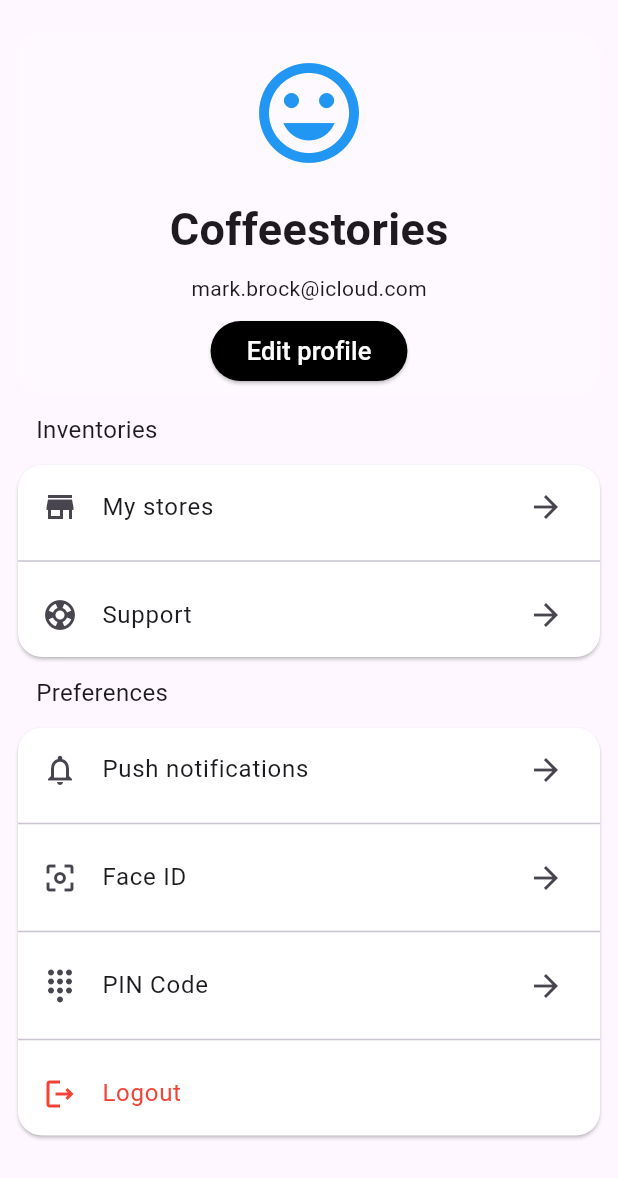
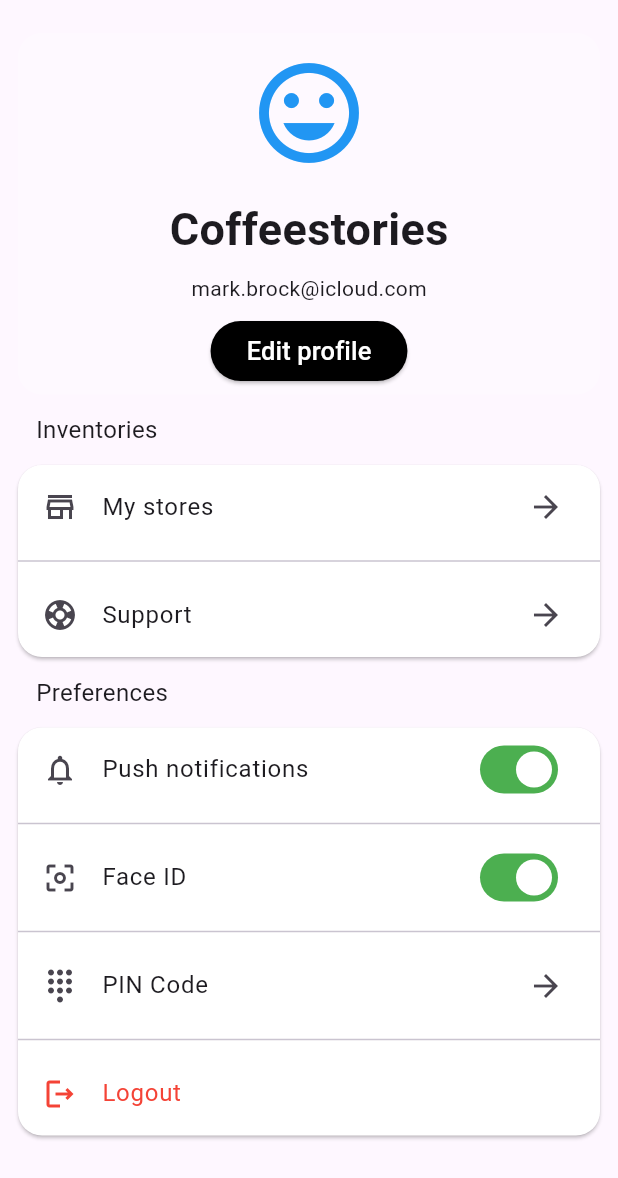
Before and after one commit to EddyArgueta/Tarea2.1, a Flutter app: the screen it shows after launch, on a phone screen of 412 x 824 dp. Shown: the top 1178 px of the screen. Run offline on Flutter 3.47's test engine with Material 3 defaults, Android fonts, the phone set to English and light mode, and no system bars.

Commit message:
Implementacion del Switch

```diff
--- a/lib/src/inventories.dart
+++ b/lib/src/inventories.dart
@@ -29,13 +29,13 @@ class Inventories extends StatelessWidget {
             crossAxisAlignment: CrossAxisAlignment.start,
             children: [
               CustomListTile(
-                icon: Icons.store,
+                icon: Icons.store_mall_directory_outlined,
                 title: 'My stores',
                 trailing: Icons.arrow_forward,
               ),
               Divider(),
               CustomListTile(
-                icon: Icons.support,
+                icon: Icons.support_outlined,
                 title: 'Support',
                 trailing: Icons.arrow_forward,
               ),
--- a/lib/src/preferences.dart
+++ b/lib/src/preferences.dart
@@ -1,5 +1,6 @@
 import 'package:flutter/material.dart';
 import 'package:screendesign/widgets/custom_icon_button.dart';
+import 'package:screendesign/widgets/switch_button.dart';
 
 class Preferences extends StatelessWidget {
   const Preferences({super.key});
@@ -28,16 +29,14 @@ class Preferences extends StatelessWidget {
           child: const Column(
             crossAxisAlignment: CrossAxisAlignment.start,
             children: [
-              CustomListTile(
+              CustomListTile2(
                 icon: Icons.notifications_none_outlined,
                 title: 'Push notifications',
-                trailing: Icons.arrow_forward,
               ),
               Divider(),
-              CustomListTile(
+              CustomListTile2(
                 icon: Icons.center_focus_weak_outlined,
                 title: 'Face ID',
-                trailing: Icons.arrow_forward,
               ),
               Divider(),
               CustomListTile(
--- a/lib/widgets/custom_icon_button.dart
+++ b/lib/widgets/custom_icon_button.dart
@@ -1,6 +1,8 @@
 import 'package:flutter/material.dart';
+import 'package:screendesign/widgets/switch_button.dart';
 
-//Aqui dejare la logica para hacer los "botones"
+//Aqui dejare la logica para hacer los botones de iconos
+//En donde unos tendran un switch y otros un icono
 class CustomListTile extends StatelessWidget {
   final IconData icon;
   final String title;
@@ -22,3 +24,23 @@ class CustomListTile extends StatelessWidget {
     );
   }
 }
+
+class CustomListTile2 extends StatelessWidget {
+  final IconData icon;
+  final String title;
+
+  const CustomListTile2({
+    super.key,
+    required this.icon,
+    required this.title,
+  });
+
+  @override
+  Widget build(BuildContext context) {
+    return ListTile(
+      leading: Icon(icon),
+      title: Text(title),
+      trailing: const SwitchButton(),
+    );
+  }
+}
--- /dev/null
+++ b/lib/widgets/switch_button.dart
@@ -0,0 +1,29 @@
+import 'package:flutter/material.dart';
+
+//Ejemplo tomado de la pagina de Flutter acerca de los Switch
+class SwitchButton extends StatefulWidget {
+  const SwitchButton({super.key});
+
+  @override
+  State<SwitchButton> createState() => _SwitchButtonState();
+}
+
+class _SwitchButtonState extends State<SwitchButton> {
+  bool light = true;
+
+  @override
+  Widget build(BuildContext context) {
+    return Switch(
+      // This bool value toggles the switch.
+      value: light,
+      activeColor: Colors.white,
+      activeTrackColor: Colors.green,
+      onChanged: (bool value) {
+        // This is called when the user toggles the switch.
+        setState(() {
+          light = value;
+        });
+      },
+    );
+  }
+}
```
